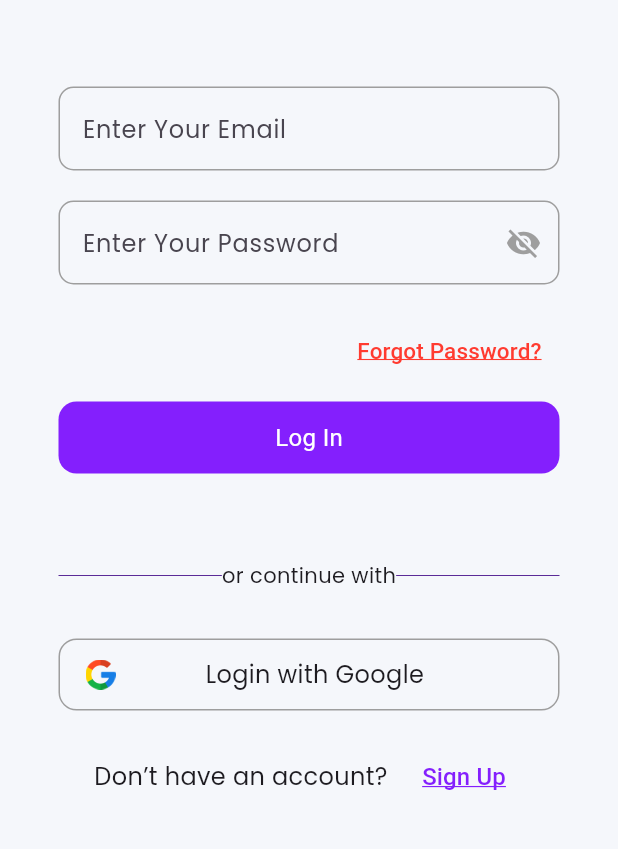
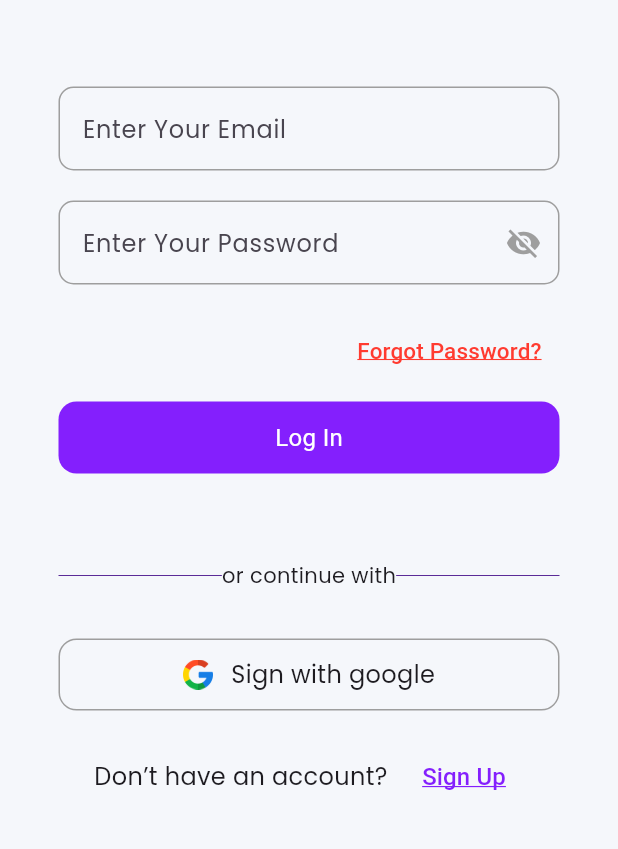
Before and after one commit to Ashraf50/QuizzApp, a Flutter app: the SignUpViewBody screen opened directly, after a tap on "Sign Up", after a tap on "Login", on a phone screen of 412 x 824 dp, the part 206-1055 px from its top. Run offline on Flutter 3.47's test engine with Material 3 defaults, Android fonts, the phone set to English and light mode, and no system bars; drawn by our look-alikes of modal_progress_hud_nsn; our stand-ins replace cloud_firestore, email_validator, firebase_auth, firebase_core, flutter_bloc, flutter_spinkit and 3 more; accounts and stored records are empty; network calls fail.

Commit message:
google sign in done

```diff
--- a/lib/feature/registration/data/auth_bloc/auth_event.dart
+++ b/lib/feature/registration/data/auth_bloc/auth_event.dart
@@ -28,3 +28,5 @@ class ResetEvent extends AuthEvent {
     required this.email,
   });
 }
+
+class GoogleSignEvent extends AuthEvent {}
--- a/lib/feature/registration/data/auth_bloc/auth_state.dart
+++ b/lib/feature/registration/data/auth_bloc/auth_state.dart
@@ -36,3 +36,14 @@ class ResetFailure extends AuthState {
     required this.messageError,
   });
 }
+
+class GooglSIgnLoading extends AuthState {}
+
+class GooglSIgnSuccess extends AuthState {}
+
+class GooglSIgnFailure extends AuthState {
+  final String messageError;
+  GooglSIgnFailure({
+    required this.messageError,
+  });
+}
--- a/lib/feature/registration/presentation/view/widget/google_button.dart
+++ b/lib/feature/registration/presentation/view/widget/google_button.dart
@@ -1,20 +1,40 @@
 import 'package:flutter/material.dart';
+import 'package:flutter_bloc/flutter_bloc.dart';
+import 'package:flutter_spinkit/flutter_spinkit.dart';
+import 'package:get/get_core/src/get_main.dart';
+import 'package:get/get_navigation/get_navigation.dart';
+import 'package:quiz_app/core/constant/colors.dart';
 import 'package:quiz_app/core/constant/text_style.dart';
+import 'package:quiz_app/core/widget/snack_bar.dart';
+import 'package:quiz_app/feature/home/presentation/view/home_view.dart';
+import 'package:quiz_app/feature/registration/data/auth_bloc/auth_bloc.dart';
 
 class GoogleButton extends StatelessWidget {
-  final String title;
-  final Function() onTap;
-  const GoogleButton({
-    super.key,
-    required this.onTap,
-    required this.title,
-  });
+  const GoogleButton({super.key});
 
   @override
   Widget build(BuildContext context) {
+    bool isLoading = false;
+    return BlocConsumer<AuthBloc, AuthState>(
+      listener: (context, state) {
+        if (state is GooglSIgnLoading) {
+          isLoading = true;
+        } else if (state is GooglSIgnSuccess) {
+          Get.to(() => const HomeView());
+          isLoading = false;
+        } else if (state is GooglSIgnFailure) {
+          isLoading = false;
+          showSnackBar(context, "try again later");
+        }
+      },
+      builder: (context, state) {
         return InkWell(
           borderRadius: BorderRadius.circular(12),
-      onTap: onTap,
+          onTap: () {
+            BlocProvider.of<AuthBloc>(context).add(
+              GoogleSignEvent(),
+            );
+          },
           child: Container(
             height: 48,
             decoration: BoxDecoration(
@@ -23,25 +43,30 @@ class GoogleButton extends StatelessWidget {
               ),
               borderRadius: BorderRadius.circular(12),
             ),
-        child: Row(
+            child: isLoading
+                ? SpinKitWave(
+                    color: purple,
+                    size: 20.0,
+                  )
+                : Row(
+                    mainAxisAlignment: MainAxisAlignment.center,
                     children: [
-            Padding(
-              padding: const EdgeInsets.only(left: 17),
-              child: Image.asset(
+                      Image.asset(
                         "assets/img/google.png",
                         width: 20,
                       ),
+                      const SizedBox(
+                        width: 12,
                       ),
-            const SizedBox(
-              width: 60,
-            ),
-            Text(
-              title,
+                      const Text(
+                        "Sign with google",
                         style: Style.textStyle16,
-            ),
+                      )
                     ],
                   ),
           ),
         );
+      },
+    );
   }
 }
--- a/lib/feature/registration/presentation/view/widget/sign_in_view_body.dart
+++ b/lib/feature/registration/presentation/view/widget/sign_in_view_body.dart
@@ -162,7 +162,7 @@ class _SignInViewBodyState extends State<SignInViewBody> {
                       const SizedBox(
                         height: 32,
                       ),
-                      GoogleButton(title: "Login with Google", onTap: () {}),
+                      const GoogleButton(),
                       const SizedBox(
                         height: 20,
                       ),
--- a/lib/feature/registration/presentation/view/widget/sign_up_view_body.dart
+++ b/lib/feature/registration/presentation/view/widget/sign_up_view_body.dart
@@ -142,10 +142,7 @@ class _SignUpViewBodyState extends State<SignUpViewBody> {
                       const SizedBox(
                         height: 32,
                       ),
-                      GoogleButton(
-                        title: "Sign up with Google",
-                        onTap: () {},
-                      ),
+                      const GoogleButton(),
                       const SizedBox(
                         height: 20,
                       ),
--- a/pubspec.yaml
+++ b/pubspec.yaml
@@ -40,6 +40,7 @@ dependencies:
   flutter_bloc: ^8.1.3
   google_sign_in: ^6.2.1
   modal_progress_hud_nsn: ^0.5.1
+  flutter_spinkit: ^5.2.0
 
 dev_dependencies:
 
```
Also changed, not shown: lib/feature/registration/data/auth_bloc/auth_bloc.dart (+34 -0 lines), pubspec.lock. Lines whose indentation alone changed are shown as unchanged.
